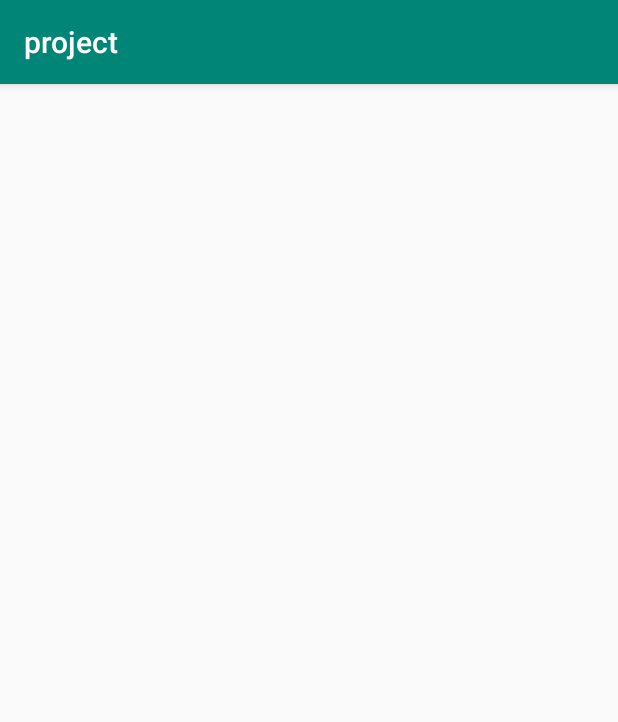
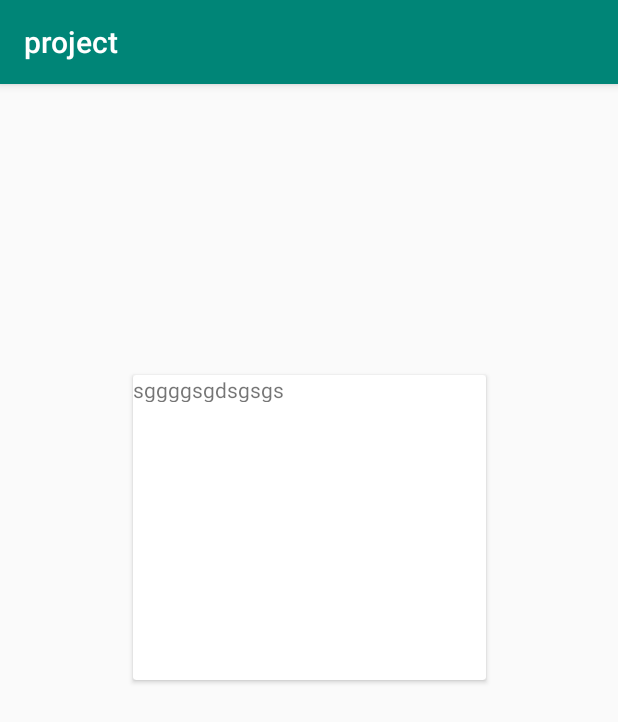
Before and after one commit to rishab247/Teachers-desk, an Android app: the SplashActivity screen opened directly, with no data from a screen before it, on a phone screen of 412 x 824 dp. Shown: the top 722 px of the screen. Run offline under Robolectric (Android 15) with nearby library versions, the phone set to English and light mode, and no system bars.

Commit message:
cardview dependency

```diff
--- a/app/build.gradle
+++ b/app/build.gradle
@@ -26,4 +26,6 @@ dependencies {
     testImplementation 'junit:junit:4.12'
     androidTestImplementation 'androidx.test:runner:1.2.0'
     androidTestImplementation 'androidx.test.espresso:espresso-core:3.2.0'
-}
+    implementation 'com.google.android.material:material:1.0.0'
+
+    }
--- a/app/src/main/res/layout/activity_main.xml
+++ b/app/src/main/res/layout/activity_main.xml
@@ -15,4 +15,5 @@
         app:layout_constraintRight_toRightOf="parent"
         app:layout_constraintTop_toTopOf="parent" />
 
+
 </androidx.constraintlayout.widget.ConstraintLayout>
--- a/app/src/main/res/layout/activity_splash.xml
+++ b/app/src/main/res/layout/activity_splash.xml
@@ -6,4 +6,27 @@
     android:layout_height="match_parent"
     tools:context=".SplashActivity">
 
+
+    <com.google.android.material.card.MaterialCardView
+        android:id="@+id/materialCardView"
+        android:layout_width="235dp"
+        android:layout_height="203dp"
+        android:layout_marginTop="194dp"
+        android:minHeight="200dp"
+        app:layout_constraintEnd_toEndOf="parent"
+        app:layout_constraintStart_toStartOf="parent"
+        app:layout_constraintTop_toTopOf="parent"
+        >
+<androidx.constraintlayout.widget.ConstraintLayout
+    android:layout_width="match_parent"
+    android:layout_height="match_parent">
+    <androidx.appcompat.widget.AppCompatTextView
+        android:layout_width="match_parent"
+        android:layout_height="18dp"
+        android:text="sggggsgdsgsgs"/>
 </androidx.constraintlayout.widget.ConstraintLayout>
+
+
+    </com.google.android.material.card.MaterialCardView>
+
+</androidx.constraintlayout.widget.ConstraintLayout>
```
